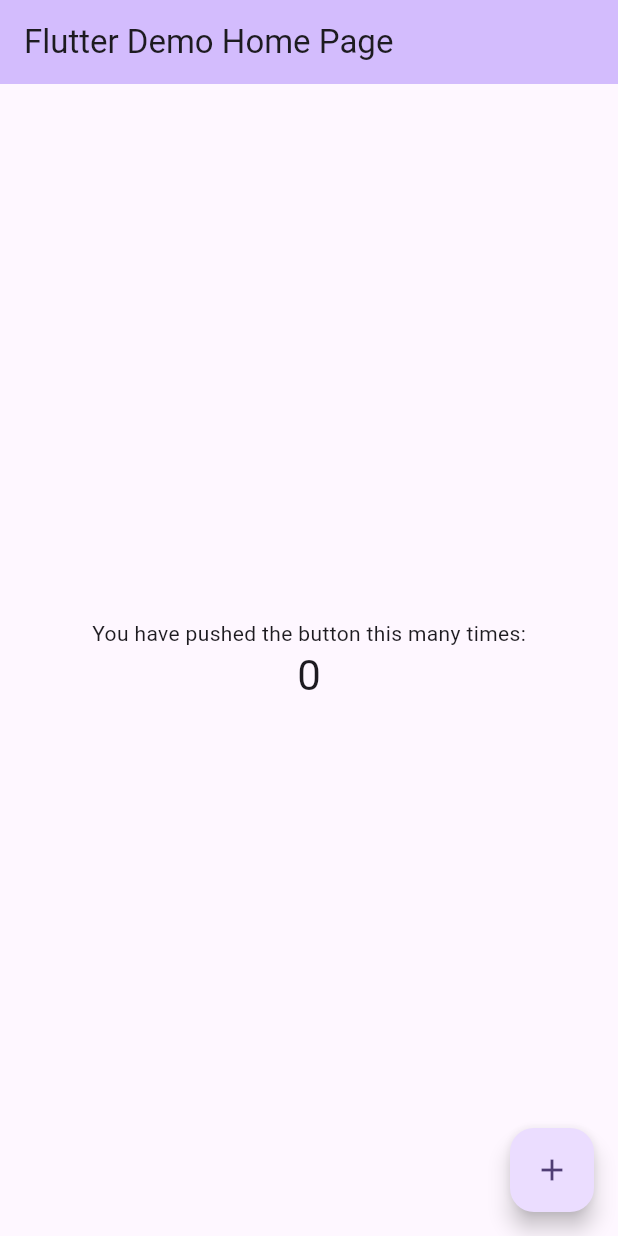
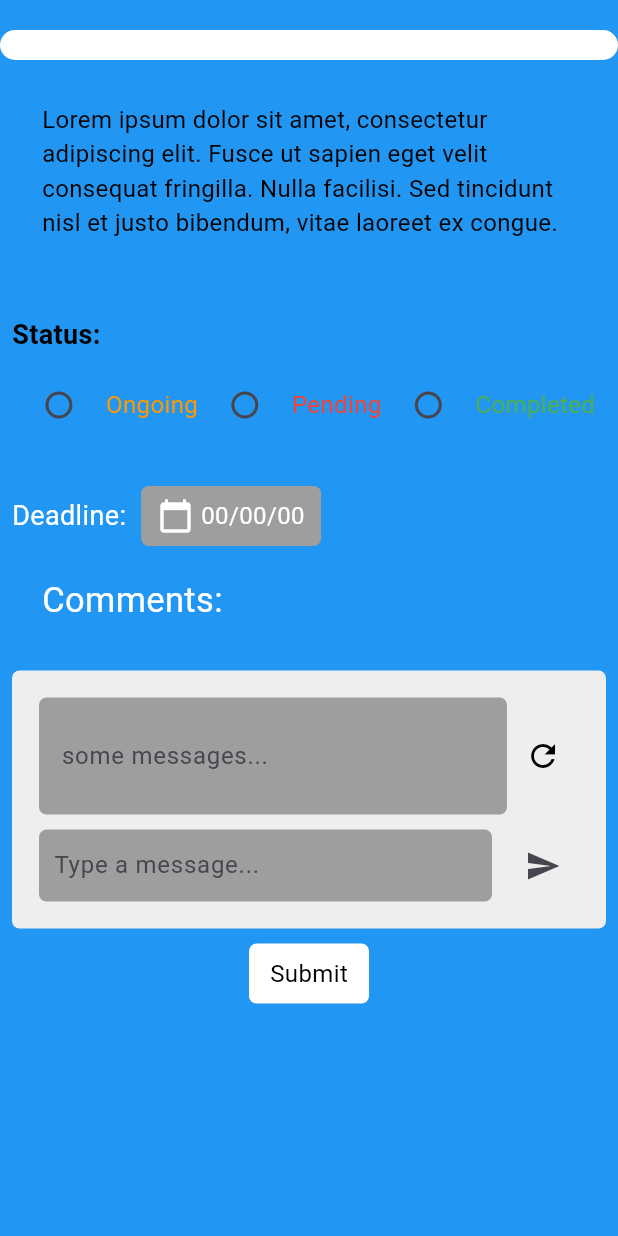
Before and after one commit to Maverix-Interns/TaskManagerApp, a Flutter app: the screen it shows after launch, on a phone screen of 412 x 824 dp. Run offline on Flutter 3.47's test engine with Material 2 defaults, Android fonts, the phone set to English and light mode, and no system bars.

Commit message:
07/07/2023

```diff
--- a/lib/main.dart
+++ b/lib/main.dart
@@ -1,125 +1,24 @@
 import 'package:flutter/material.dart';
+import 'package:taskmanagement/view/TaskeDscription/TaskDescription.dart';
+
 
 void main() {
   runApp(const MyApp());
+
 }
 
 class MyApp extends StatelessWidget {
   const MyApp({super.key});
 
-  // This widget is the root of your application.
   @override
   Widget build(BuildContext context) {
     return MaterialApp(
       title: 'Flutter Demo',
       theme: ThemeData(
-        // This is the theme of your application.
-        //
-        // TRY THIS: Try running your application with "flutter run". You'll see
-        // the application has a blue toolbar. Then, without quitting the app,
-        // try changing the seedColor in the colorScheme below to Colors.green
-        // and then invoke "hot reload" (save your changes or press the "hot
-        // reload" button in a Flutter-supported IDE, or press "r" if you used
-        // the command line to start the app).
-        //
-        // Notice that the counter didn't reset back to zero; the application
-        // state is not lost during the reload. To reset the state, use hot
-        // restart instead.
-        //
-        // This works for code too, not just values: Most code changes can be
-        // tested with just a hot reload.
         colorScheme: ColorScheme.fromSeed(seedColor: Colors.deepPurple),
         useMaterial3: true,
       ),
-      home: const MyHomePage(title: 'Flutter Demo Home Page'),
+      home: const TaskDescription(),
     );
   }
 }
-
-class MyHomePage extends StatefulWidget {
-  const MyHomePage({super.key, required this.title});
-
-  // This widget is the home page of your application. It is stateful, meaning
-  // that it has a State object (defined below) that contains fields that affect
-  // how it looks.
-
-  // This class is the configuration for the state. It holds the values (in this
-  // case the title) provided by the parent (in this case the App widget) and
-  // used by the build method of the State. Fields in a Widget subclass are
-  // always marked "final".
-
-  final String title;
-
-  @override
-  State<MyHomePage> createState() => _MyHomePageState();
-}
-
-class _MyHomePageState extends State<MyHomePage> {
-  int _counter = 0;
-
-  void _incrementCounter() {
-    setState(() {
-      // This call to setState tells the Flutter framework that something has
-      // changed in this State, which causes it to rerun the build method below
-      // so that the display can reflect the updated values. If we changed
-      // _counter without calling setState(), then the build method would not be
-      // called again, and so nothing would appear to happen.
-      _counter++;
-    });
-  }
-
-  @override
-  Widget build(BuildContext context) {
-    // This method is rerun every time setState is called, for instance as done
-    // by the _incrementCounter method above.
-    //
-    // The Flutter framework has been optimized to make rerunning build methods
-    // fast, so that you can just rebuild anything that needs updating rather
-    // than having to individually change instances of widgets.
-    return Scaffold(
-      appBar: AppBar(
-        // TRY THIS: Try changing the color here to a specific color (to
-        // Colors.amber, perhaps?) and trigger a hot reload to see the AppBar
-        // change color while the other colors stay the same.
-        backgroundColor: Theme.of(context).colorScheme.inversePrimary,
-        // Here we take the value from the MyHomePage object that was created by
-        // the App.build method, and use it to set our appbar title.
-        title: Text(widget.title),
-      ),
-      body: Center(
-        // Center is a layout widget. It takes a single child and positions it
-        // in the middle of the parent.
-        child: Column(
-          // Column is also a layout widget. It takes a list of children and
-          // arranges them vertically. By default, it sizes itself to fit its
-          // children horizontally, and tries to be as tall as its parent.
-          //
-          // Column has various properties to control how it sizes itself and
-          // how it positions its children. Here we use mainAxisAlignment to
-          // center the children vertically; the main axis here is the vertical
-          // axis because Columns are vertical (the cross axis would be
-          // horizontal).
-          //
-          // TRY THIS: Invoke "debug painting" (choose the "Toggle Debug Paint"
-          // action in the IDE, or press "p" in the console), to see the
-          // wireframe for each widget.
-          mainAxisAlignment: MainAxisAlignment.center,
-          children: <Widget>[
-            const Text(
-              'You have pushed the button this many times:',
-            ),
-            Text(
-              '$_counter',
-              style: Theme.of(context).textTheme.headlineMedium,
-            ),
-          ],
-        ),
-      ),
-      floatingActionButton: FloatingActionButton(
-        onPressed: _incrementCounter,
-        tooltip: 'Increment',
-        child: const Icon(Icons.add),
-      ), // This trailing comma makes auto-formatting nicer for build methods.
-    );
-  }
-}
--- /dev/null
+++ b/lib/view/TaskeDscription/TaskDescription.dart
@@ -0,0 +1,330 @@
+import 'package:flutter/material.dart';
+
+class TaskDescription extends StatelessWidget {
+  const TaskDescription({super.key});
+
+  @override
+  Widget build(BuildContext context) {
+    return  Scaffold(
+backgroundColor: Colors.blue,
+        appBar: PreferredSize(
+          preferredSize: const Size.fromHeight(40),
+          child: Container(
+            margin: const EdgeInsets.only(top: 20),
+            decoration: BoxDecoration(
+              color: Colors.white, // Sets the background color of the header bar to white
+              borderRadius: BorderRadius.circular(14), // Sets the corner radius of the header bar
+            ),
+            alignment: Alignment.topLeft,
+            child: const Padding(
+              padding: EdgeInsets.all(16),
+              child: Text(
+                'Task',
+                style: TextStyle(
+                  fontSize: 25,
+                  fontWeight: FontWeight.bold,
+                  color: Colors.black, // Sets the text color of the header bar to black
+                ),
+              ),
+            ),
+          ),
+        ),
+      body:const TaskDescriptionBody(),
+
+    );
+  }
+}
+
+class TaskDescriptionBody extends StatelessWidget {
+  const TaskDescriptionBody ({super.key});
+
+  @override
+  Widget build(BuildContext context) {
+    return const Padding(
+      padding: EdgeInsets.all(8),
+      child: Column(
+        children: [Description(),
+          RadioButtons(),
+          DeadLine(),
+      Comments(),
+          SizedBox(height: 10),
+          Submit(),
+
+
+        ],
+
+      ),
+    );
+  }
+}
+class Description extends StatelessWidget {
+  const Description({super.key});
+
+  @override
+  Widget build(BuildContext context) {
+    return Container(
+        padding: const EdgeInsets.all(20),
+
+        child:  Text(
+          'Lorem ipsum dolor sit amet, consectetur adipiscing elit. Fusce ut sapien eget velit consequat fringilla. Nulla facilisi. Sed tincidunt nisl et justo bibendum, vitae laoreet ex congue.',
+          style: TextStyle(
+            color: Colors.black,
+            fontSize: 16,
+          ),
+        ),
+      );
+  }
+}
+
+enum TaskStatus { ongoing, pending, completed }
+
+class RadioButtons extends StatefulWidget {
+  const RadioButtons({Key? key}) : super(key: key);
+
+  @override
+  _RadioButtonsState createState() => _RadioButtonsState();
+}
+
+class _RadioButtonsState extends State<RadioButtons> {
+  TaskStatus? _selectedStatus;
+
+  @override
+  Widget build(BuildContext context) {
+    return Container(
+      padding: EdgeInsets.symmetric(vertical:30),
+      child: Column(
+        crossAxisAlignment: CrossAxisAlignment.start,
+        children: [
+          Text(
+            'Status:',
+            style: TextStyle(
+              fontSize: 18,
+              fontWeight: FontWeight.bold,
+              color: Colors.black,
+            ),
+          ),
+          SizedBox(height: 10),
+          Row(
+            mainAxisAlignment: MainAxisAlignment.spaceEvenly,
+            children: [
+              Radio<TaskStatus>(
+                value: TaskStatus.ongoing,
+                groupValue: _selectedStatus,
+                activeColor: Colors.orange,
+                onChanged: (value) {
+                  setState(() {
+                    _selectedStatus = value;
+                  });
+                },
+              ),
+              Text(
+                'Ongoing',
+                style: TextStyle(
+                  fontSize: 16,
+                  color: Colors.orange,
+                ),
+              ),
+              Radio<TaskStatus>(
+                value: TaskStatus.pending,
+                groupValue: _selectedStatus,
+                activeColor: Colors.red,
+                onChanged: (value) {
+                  setState(() {
+                    _selectedStatus = value;
+                  });
+                },
+              ),
+              Text(
+                'Pending',
+                style: TextStyle(
+                  fontSize: 16,
+                  color: Colors.red,
+                ),
+              ),
+              Radio<TaskStatus>(
+                value: TaskStatus.completed,
+                groupValue: _selectedStatus,
+                activeColor: Colors.green,
+                onChanged: (value) {
+                  setState(() {
+                    _selectedStatus = value;
+                  });
+                },
+              ),
+              Text(
+                'Completed',
+                style: TextStyle(
+                  fontSize: 16,
+                  color: Colors.green,
+                ),
+              ),
+            ],
+          ),
+        ],
+      ),
+    );
+  }
+}
+class DeadLine extends StatelessWidget {
+  const DeadLine({super.key});
+
+  @override
+  Widget build(BuildContext context) {
+    return Row(
+      children: [
+         Text(
+          'Deadline:',
+          style: TextStyle(
+            fontSize: 18,
+            color: Colors.white,
+          ),
+        ),
+        SizedBox(width: 10),
+        Container(
+          width: 120,
+          height: 40,
+          decoration: BoxDecoration(
+            color: Colors.grey,
+            borderRadius: BorderRadius.circular(5),
+          ),
+          child: Row(
+            mainAxisAlignment: MainAxisAlignment.center,
+            children: [
+              Icon(
+                Icons.calendar_today,
+                color: Colors.white,
+              ),
+              SizedBox(width: 5),
+              Text(
+                '00/00/00',
+                style: TextStyle(
+                  fontSize: 16,
+                  color: Colors.white,
+                ),
+              ),
+            ],
+          ),
+        ),
+      ],
+    );
+  }
+}
+class Comments extends StatelessWidget {
+  const Comments({Key? key}) : super(key: key);
+
+  @override
+  Widget build(BuildContext context) {
+    return Column(
+      crossAxisAlignment: CrossAxisAlignment.start,
+      children: [
+        Padding(
+          padding: EdgeInsets.all(20),
+          child: Text(
+            'Comments:',
+            style: TextStyle(
+              fontSize: 23,
+              color: Colors.white,
+            ),
+            textAlign: TextAlign.start, // Align the text to the left
+          ),
+        ),
+        SizedBox(height: 10),
+        Container(
+          width: double.infinity,
+          padding: EdgeInsets.all(18),
+          decoration: BoxDecoration(
+            color: Colors.grey[200],
+            borderRadius: BorderRadius.circular(5),
+          ),
+          child: Column(
+            children: [
+              Row(
+                mainAxisAlignment: MainAxisAlignment.spaceBetween,
+                children: [
+                  Expanded(
+                    child: Container(
+                      padding: EdgeInsets.all(15),
+                      decoration: BoxDecoration(
+                        color: Colors.grey,
+                        borderRadius: BorderRadius.circular(5),
+                      ),
+                      child: TextField(
+                        decoration: InputDecoration(
+                          hintText: 'some messages...',
+                          border: InputBorder.none,
+                        ),
+                      ),
+                    ),
+                  ),
+                  IconButton(
+                    icon: Icon(Icons.refresh),
+                    color: Colors.black,
+                    onPressed: () {
+                      // TODO: Implement reload functionality
+                    },
+                  ),
+                ],
+              ),
+              SizedBox(height: 10),
+              Row(
+                children: [
+                  Expanded(
+                    child: Container(
+                      padding: EdgeInsets.symmetric(horizontal: 10),
+                      decoration: BoxDecoration(
+                        color: Colors.grey,
+                        borderRadius: BorderRadius.circular(5),
+                      ),
+                      child: TextField(
+                        decoration: InputDecoration(
+                          hintText: 'Type a message...',
+                          border: InputBorder.none,
+                        ),
+                      ),
+                    ),
+                  ),
+                  SizedBox(width: 10),
+                  IconButton(
+                    icon: Icon(Icons.send),
+                    onPressed: () {
+                      // TODO: Implement send message functionality
+                    },
+                  ),
+                ],
+              ),
+            ],
+          ),
+        ),
+      ],
+    );
+  }
+}
+class Submit extends StatelessWidget {
+  const Submit({super.key});
+
+  @override
+  Widget build(BuildContext context) {
+    return GestureDetector(
+      onTap: (){
+
+      },
+      child: Container(
+          width: 80,
+          height: 40,
+          decoration: BoxDecoration(
+            color: Colors.white,
+            borderRadius: BorderRadius.circular(5),
+          ),
+          child: Center(
+            child: Text(
+              'Submit',
+              style: TextStyle(
+                fontSize: 16,
+                color: Colors.black,
+              ),
+            ),
+          ),
+        ),
+    );
+  }
+}
```
